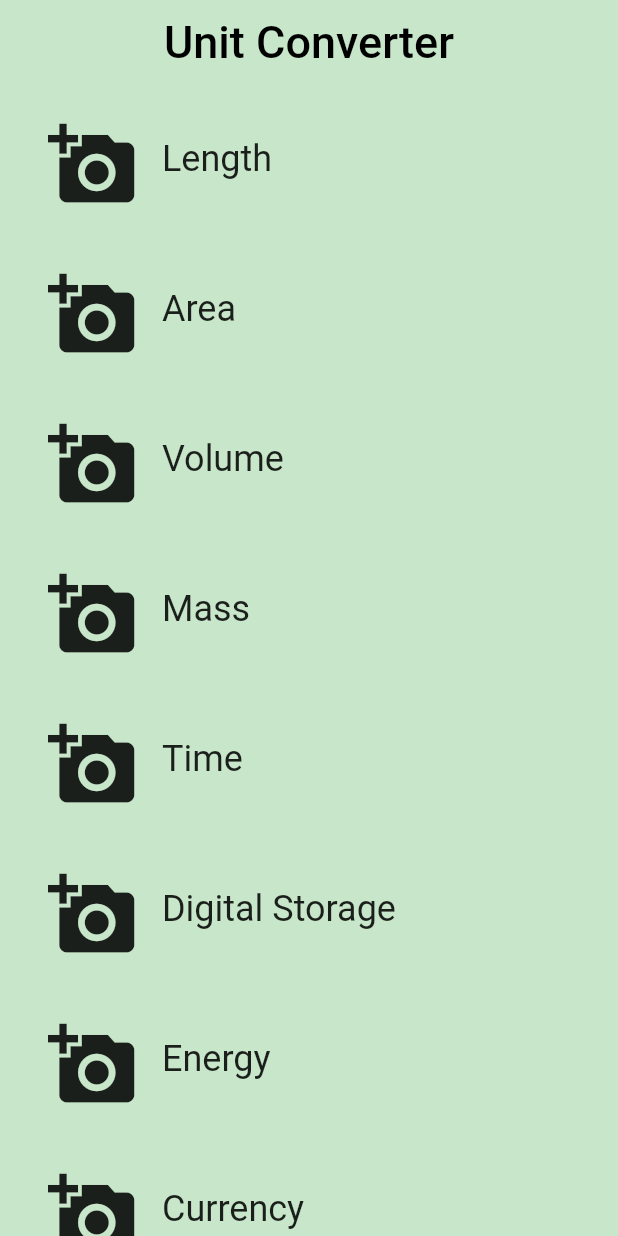
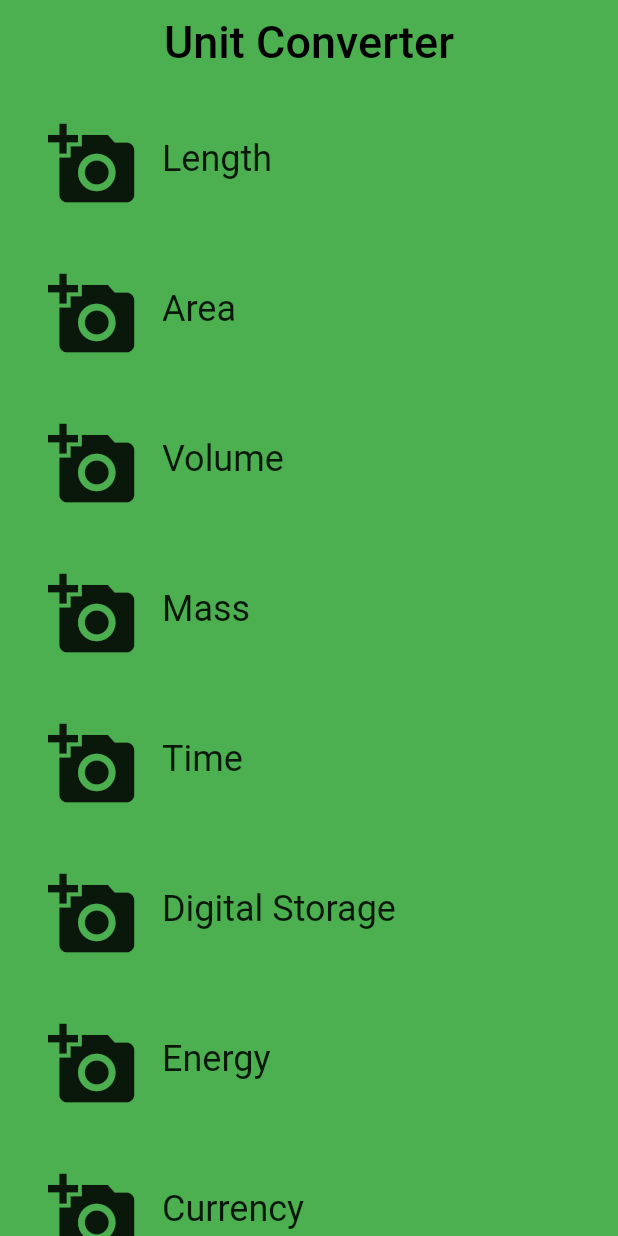
Before and after one commit to karlcode/SplitCity, a Flutter app: the screen it shows after launch, on a phone screen of 412 x 824 dp. Run offline on Flutter 3.47's test engine with Material 2 defaults, Android fonts, the phone set to English and light mode, and no system bars.

Commit message:
Random stylistic changes

```diff
--- a/lib/components/category_route.dart
+++ b/lib/components/home_page.dart
@@ -7,7 +7,7 @@ import 'package:flutter/material.dart';
 import 'package:myapp/components/category.dart';
 import 'package:myapp/components/unit.dart';
 
-final _backgroundColor = Colors.green[100];
+final _backgroundColor = Colors.green;
 
 /// Category Route (screen).
 ///
@@ -28,7 +28,7 @@ final _backgroundColor = Colors.green[100];
 //   }
 // }
 
-class CategoryRoute extends StatelessWidget {
+class HomePage extends StatelessWidget {
   // final String color;
   // const CategoryRoute({
   //   this.color
@@ -107,7 +107,7 @@ class CategoryRoute extends StatelessWidget {
     );
 
     final appBar = AppBar(
-      elevation: 0.0,
+      elevation: 0,
       title: Text(
         'Unit Converter',
         style: TextStyle(
--- a/lib/main.dart
+++ b/lib/main.dart
@@ -8,7 +8,7 @@ import 'package:flutter/material.dart';
 // You can use a relative import, i.e. `import 'category_route.dart;'` or
 // a package import, as shown below.
 // More details at http://dart-lang.github.io/linter/lints/avoid_relative_lib_imports.html
-import 'package:myapp/components/category_route.dart';
+import 'package:myapp/components/home_page.dart';
 
 /// The function that is called when main.dart is run.
 void main() {
@@ -25,7 +25,7 @@ class UnitConverterApp extends StatelessWidget {
     return MaterialApp(
       debugShowCheckedModeBanner: false,
       title: 'Unit Converter',
-      home: CategoryRoute(),
+      home: HomePage(),
     );
   }
 }
```
